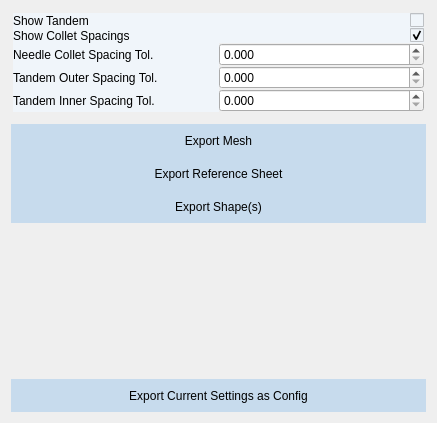
This is src/windows/ui/export_view.ui in brachify/brachify as Qt 5 draws it before an edit. The edited form follows.
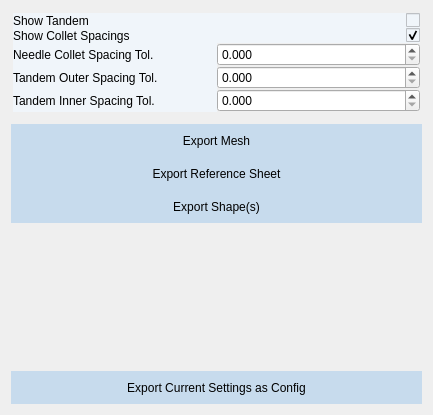
This is the edited form.

```diff
--- a/src/windows/ui/export_view.ui
+++ b/src/windows/ui/export_view.ui
@@ -6,12 +6,12 @@
    <rect>
     <x>0</x>
     <y>0</y>
-    <width>437</width>
-    <height>423</height>
+    <width>433</width>
+    <height>415</height>
    </rect>
   </property>
   <property name="sizePolicy">
-   <sizepolicy hsizetype="Preferred" vsizetype="Minimum">
+   <sizepolicy hsizetype="MinimumExpanding" vsizetype="MinimumExpanding">
     <horstretch>0</horstretch>
     <verstretch>0</verstretch>
    </sizepolicy>
@@ -54,6 +54,12 @@
      </property>
      <item row="0" column="0">
       <widget class="QLabel" name="label_2">
+       <property name="sizePolicy">
+        <sizepolicy hsizetype="MinimumExpanding" vsizetype="Preferred">
+         <horstretch>0</horstretch>
+         <verstretch>0</verstretch>
+        </sizepolicy>
+       </property>
        <property name="styleSheet">
         <string notr="true">background-color: rgb(240, 245, 250);</string>
        </property>
@@ -64,6 +70,12 @@
      </item>
      <item row="0" column="1">
       <widget class="QCheckBox" name="cb_tandem_shown">
+       <property name="sizePolicy">
+        <sizepolicy hsizetype="MinimumExpanding" vsizetype="Fixed">
+         <horstretch>0</horstretch>
+         <verstretch>0</verstretch>
+        </sizepolicy>
+       </property>
        <property name="layoutDirection">
         <enum>Qt::RightToLeft</enum>
        </property>
@@ -100,7 +112,7 @@
      <item row="1" column="1">
       <widget class="QCheckBox" name="cb_collet_preview_reference_sheet">
        <property name="sizePolicy">
-        <sizepolicy hsizetype="Expanding" vsizetype="Fixed">
+        <sizepolicy hsizetype="MinimumExpanding" vsizetype="Fixed">
          <horstretch>0</horstretch>
          <verstretch>0</verstretch>
         </sizepolicy>
@@ -124,6 +136,12 @@
      </item>
      <item row="2" column="0">
       <widget class="QLabel" name="label_3">
+       <property name="sizePolicy">
+        <sizepolicy hsizetype="MinimumExpanding" vsizetype="Preferred">
+         <horstretch>0</horstretch>
+         <verstretch>0</verstretch>
+        </sizepolicy>
+       </property>
        <property name="styleSheet">
         <string notr="true">background-color: rgb(240, 245, 250);</string>
        </property>
@@ -134,6 +152,12 @@
      </item>
      <item row="2" column="1">
       <widget class="QDoubleSpinBox" name="sb_needle_collet_od">
+       <property name="sizePolicy">
+        <sizepolicy hsizetype="MinimumExpanding" vsizetype="Fixed">
+         <horstretch>0</horstretch>
+         <verstretch>0</verstretch>
+        </sizepolicy>
+       </property>
        <property name="decimals">
         <number>3</number>
        </property>
@@ -141,6 +165,12 @@
      </item>
      <item row="3" column="0">
       <widget class="QLabel" name="label_4">
+       <property name="sizePolicy">
+        <sizepolicy hsizetype="MinimumExpanding" vsizetype="Preferred">
+         <horstretch>0</horstretch>
+         <verstretch>0</verstretch>
+        </sizepolicy>
+       </property>
        <property name="styleSheet">
         <string notr="true">background-color: rgb(240, 245, 250);</string>
        </property>
@@ -151,6 +181,12 @@
      </item>
      <item row="3" column="1">
       <widget class="QDoubleSpinBox" name="sb_tandem_collet_outer_od">
+       <property name="sizePolicy">
+        <sizepolicy hsizetype="MinimumExpanding" vsizetype="Fixed">
+         <horstretch>0</horstretch>
+         <verstretch>0</verstretch>
+        </sizepolicy>
+       </property>
        <property name="decimals">
         <number>3</number>
        </property>
@@ -158,6 +194,12 @@
      </item>
      <item row="4" column="0">
       <widget class="QLabel" name="label_5">
+       <property name="sizePolicy">
+        <sizepolicy hsizetype="MinimumExpanding" vsizetype="Preferred">
+         <horstretch>0</horstretch>
+         <verstretch>0</verstretch>
+        </sizepolicy>
+       </property>
        <property name="styleSheet">
         <string notr="true">background-color: rgb(240, 245, 250);</string>
        </property>
@@ -168,6 +210,12 @@
      </item>
      <item row="4" column="1">
       <widget class="QDoubleSpinBox" name="sb_tandem_collet_inner_od">
+       <property name="sizePolicy">
+        <sizepolicy hsizetype="MinimumExpanding" vsizetype="Fixed">
+         <horstretch>0</horstretch>
+         <verstretch>0</verstretch>
+        </sizepolicy>
+       </property>
        <property name="decimals">
         <number>3</number>
        </property>
@@ -177,6 +225,12 @@
    </item>
    <item>
     <spacer name="verticalSpacer_2">
+     <property name="sizePolicy">
+      <sizepolicy hsizetype="MinimumExpanding" vsizetype="Fixed">
+       <horstretch>0</horstretch>
+       <verstretch>0</verstretch>
+      </sizepolicy>
+     </property>
      <property name="orientation">
       <enum>Qt::Vertical</enum>
      </property>
@@ -193,6 +247,12 @@
    </item>
    <item>
     <widget class="QPushButton" name="btn_export_mesh">
+     <property name="sizePolicy">
+      <sizepolicy hsizetype="MinimumExpanding" vsizetype="Fixed">
+       <horstretch>0</horstretch>
+       <verstretch>0</verstretch>
+      </sizepolicy>
+     </property>
      <property name="minimumSize">
       <size>
        <width>240</width>
@@ -227,6 +287,12 @@
    </item>
    <item>
     <widget class="QPushButton" name="btn_export_template_reference">
+     <property name="sizePolicy">
+      <sizepolicy hsizetype="MinimumExpanding" vsizetype="Fixed">
+       <horstretch>0</horstretch>
+       <verstretch>0</verstretch>
+      </sizepolicy>
+     </property>
      <property name="minimumSize">
       <size>
        <width>240</width>
@@ -261,6 +327,12 @@
    </item>
    <item>
     <widget class="QPushButton" name="btn_export_shapes">
+     <property name="sizePolicy">
+      <sizepolicy hsizetype="MinimumExpanding" vsizetype="Fixed">
+       <horstretch>0</horstretch>
+       <verstretch>0</verstretch>
+      </sizepolicy>
+     </property>
      <property name="minimumSize">
       <size>
        <width>240</width>
@@ -295,6 +367,12 @@
    </item>
    <item>
     <spacer name="verticalSpacer">
+     <property name="sizePolicy">
+      <sizepolicy hsizetype="MinimumExpanding" vsizetype="Expanding">
+       <horstretch>0</horstretch>
+       <verstretch>0</verstretch>
+      </sizepolicy>
+     </property>
      <property name="orientation">
       <enum>Qt::Vertical</enum>
      </property>
@@ -308,6 +386,12 @@
    </item>
    <item>
     <widget class="QPushButton" name="btn_export_current_config">
+     <property name="sizePolicy">
+      <sizepolicy hsizetype="MinimumExpanding" vsizetype="Fixed">
+       <horstretch>0</horstretch>
+       <verstretch>0</verstretch>
+      </sizepolicy>
+     </property>
      <property name="minimumSize">
       <size>
        <width>240</width>
```
